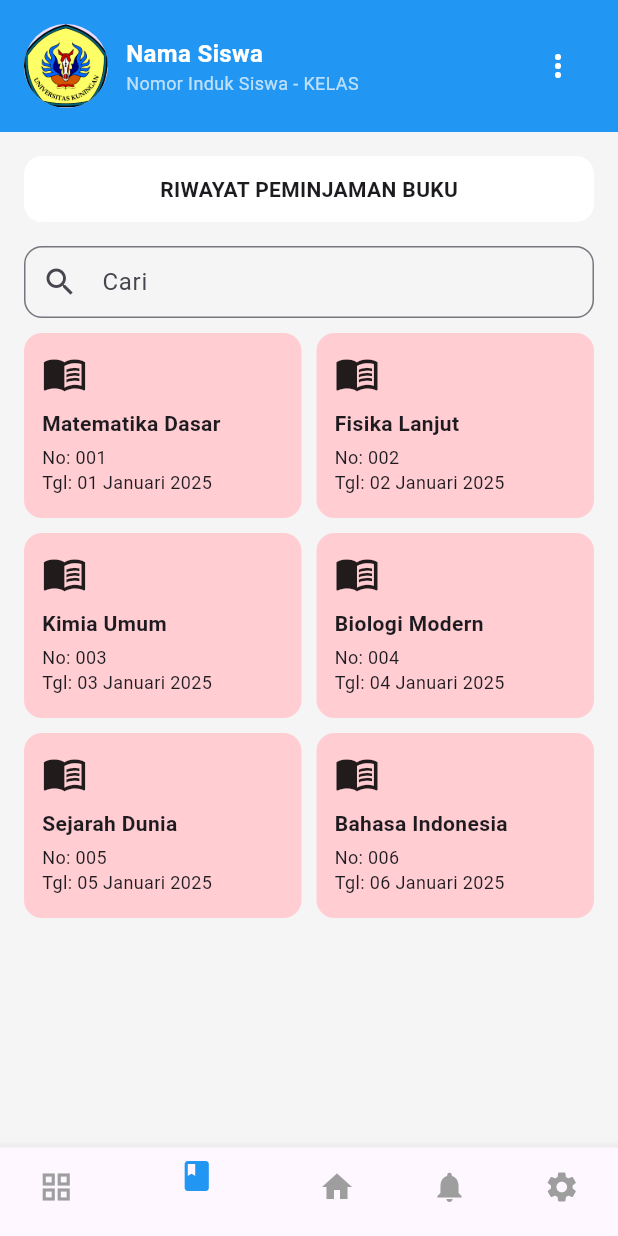
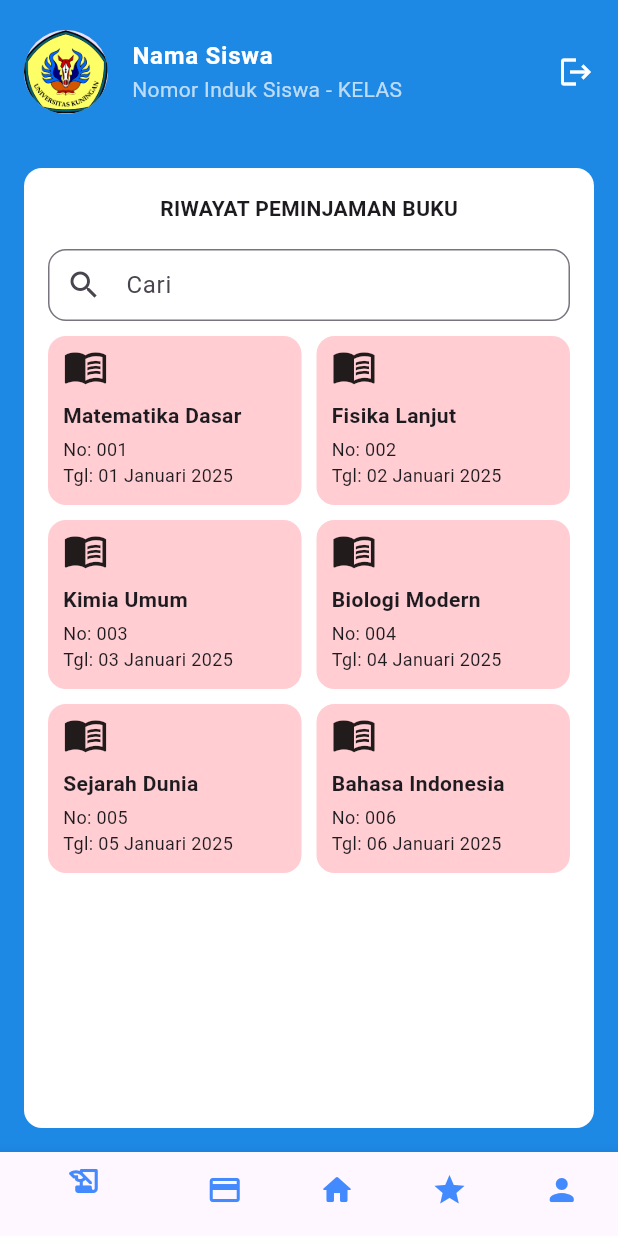
Before and after one commit to MrFatra/presensi_flutter, a Flutter app: the RiwayatPeminjamanBukuPage screen opened directly, on a phone screen of 412 x 824 dp. Run offline on Flutter 3.47's test engine with Material 3 defaults, Android fonts, the phone set to English and light mode, and no system bars; network calls fail.

Commit message:
set page permission

```diff
--- /dev/null
+++ b/lib/contant/contant_app.dart
@@ -0,0 +1,49 @@
+// constants.dart
+import 'package:flutter/material.dart';
+
+class AppColors {
+  static const present = Colors.green;
+  static const late = Colors.orange;
+  static const permission = Colors.blue;
+}
+
+class AppPadding {
+  static const pagePadding = EdgeInsets.all(16.0);
+  static const cardPadding = EdgeInsets.all(16.0);
+  static const statusBadgePadding = EdgeInsets.symmetric(horizontal: 8, vertical: 4);
+}
+
+class AppSizes {
+  static const small = 4.0;
+  static const smedium = 8.0;
+  static const medium = 16.0;
+  static const large = 24.0;
+  static const xLarge = 32.0;
+}
+
+class AppTextStyles {
+  static const TextStyle headerTitle = TextStyle(
+    fontSize: 20,
+    fontWeight: FontWeight.bold,
+  );
+
+  static const TextStyle headerSubtitle = TextStyle(
+    fontSize: 16,
+    color: Colors.grey,
+  );
+
+  static const TextStyle sectionTitle = TextStyle(
+    fontSize: 18,
+    fontWeight: FontWeight.bold,
+  );
+
+  static const TextStyle bodyText = TextStyle(
+    fontSize: 16,
+  );
+
+  static const TextStyle confirmationText = TextStyle(
+    fontSize: 16,
+    fontStyle: FontStyle.italic,
+    color: Colors.green,
+  );
+}
--- a/lib/main.dart
+++ b/lib/main.dart
@@ -1,7 +1,9 @@
 import 'package:flutter/material.dart';
 import 'package:presensi_flutter_test/views/home_page.dart';
 import 'package:presensi_flutter_test/views/login_page.dart';
+import 'package:presensi_flutter_test/views/permission.dart';
 import 'package:presensi_flutter_test/views/profile_siswa.dart';
+
 void main() {
   runApp(const MyApp());
 }
@@ -12,7 +14,7 @@ class MyApp extends StatelessWidget {
   @override
   Widget build(BuildContext context) {
     return const MaterialApp(
-      home: ProfilePage(),
+      home: HomePage(),
       debugShowCheckedModeBanner: false,
     );
   }
--- a/lib/views/riwayatpeminjamanbuku.dart
+++ b/lib/views/riwayatpeminjamanbuku.dart
@@ -1,10 +1,13 @@
 import 'package:flutter/material.dart';
+import 'package:presensi_flutter_test/widgets/bottom_navbar.dart';
+import 'package:presensi_flutter_test/widgets/profil_widget.dart';
 
 class RiwayatPeminjamanBukuPage extends StatefulWidget {
   const RiwayatPeminjamanBukuPage({super.key});
 
   @override
-  State<RiwayatPeminjamanBukuPage> createState() => _RiwayatPeminjamanBukuPageState();
+  State<RiwayatPeminjamanBukuPage> createState() =>
+      _RiwayatPeminjamanBukuPageState();
 }
 
 class _RiwayatPeminjamanBukuPageState extends State<RiwayatPeminjamanBukuPage> {
@@ -20,59 +23,26 @@ class _RiwayatPeminjamanBukuPageState extends State<RiwayatPeminjamanBukuPage> {
   @override
   Widget build(BuildContext context) {
     return Scaffold(
-      backgroundColor: Colors.grey[100],
-      bottomNavigationBar: BottomNavigationBar(
-        currentIndex: 1,
-        selectedItemColor: Colors.blue,
-        unselectedItemColor: Colors.grey,
-        items: const [
-          BottomNavigationBarItem(icon: Icon(Icons.grid_view), label: ''),
-          BottomNavigationBarItem(icon: Icon(Icons.book), label: ''),
-          BottomNavigationBarItem(icon: Icon(Icons.home), label: ''),
-          BottomNavigationBarItem(icon: Icon(Icons.notifications), label: ''),
-          BottomNavigationBarItem(icon: Icon(Icons.settings), label: ''),
-        ],
-      ),
+      backgroundColor: Colors.blue.shade600,
+      bottomNavigationBar: BottomNavbar(currentIndex: 0),
       body: SafeArea(
         child: Column(
           children: [
-            // Header profil
-            Container(
-              padding: const EdgeInsets.all(16),
-              color: Colors.blue,
-              child: Row(
+            ProfileHeader(),
+            Expanded(
+                child: Container(
+              margin: EdgeInsets.all(16),
+              decoration: BoxDecoration(
+                color: Colors.white,
+                 borderRadius: BorderRadius.circular(12),
+              ),
+              child: Column(
                 children: [
-                  const CircleAvatar(
-                    radius: 28,
-                    backgroundImage: AssetImage('assets/images/gambar.png'),
-                  ),
-                  const SizedBox(width: 12),
-                  Column(
-                    crossAxisAlignment: CrossAxisAlignment.start,
-                    children: const [
-                      Text(
-                        'Nama Siswa',
-                        style: TextStyle(color: Colors.white, fontSize: 16, fontWeight: FontWeight.bold),
-                      ),
-                      Text(
-                        'Nomor Induk Siswa - KELAS',
-                        style: TextStyle(color: Colors.white70, fontSize: 12),
-                      ),
-                    ],
-                  ),
-                  const Spacer(),
-                  IconButton(
-                    icon: const Icon(Icons.more_vert, color: Colors.white),
-                    onPressed: () {},
-                  ),
-                ],
-              ),
-            ),
-
                   // Title Riwayat Peminjaman Buku
                   Container(
-              margin: const EdgeInsets.all(16),
-              padding: const EdgeInsets.symmetric(vertical: 12, horizontal: 16),
+                    margin: const EdgeInsets.all(5),
+                    padding: const EdgeInsets.symmetric(
+                        vertical: 12, horizontal: 16),
                     decoration: BoxDecoration(
                       color: Colors.white,
                       borderRadius: BorderRadius.circular(12),
@@ -106,7 +76,8 @@ class _RiwayatPeminjamanBukuPageState extends State<RiwayatPeminjamanBukuPage> {
                   Expanded(
                     child: GridView.builder(
                       padding: const EdgeInsets.symmetric(horizontal: 16),
-                gridDelegate: const SliverGridDelegateWithFixedCrossAxisCount(
+                      gridDelegate:
+                          const SliverGridDelegateWithFixedCrossAxisCount(
                         crossAxisCount: 2,
                         crossAxisSpacing: 10,
                         mainAxisSpacing: 10,
@@ -116,7 +87,7 @@ class _RiwayatPeminjamanBukuPageState extends State<RiwayatPeminjamanBukuPage> {
                       itemBuilder: (context, index) {
                         final data = riwayatBuku[index];
                         return Container(
-                    padding: const EdgeInsets.all(12),
+                          padding: const EdgeInsets.symmetric(vertical: 5, horizontal: 10),
                           decoration: BoxDecoration(
                             color: Colors.red[100],
                             borderRadius: BorderRadius.circular(12),
@@ -128,13 +99,16 @@ class _RiwayatPeminjamanBukuPageState extends State<RiwayatPeminjamanBukuPage> {
                               const SizedBox(height: 8),
                               Text(
                                 data['judul'],
-                          style: const TextStyle(fontWeight: FontWeight.bold, fontSize: 14),
+                                style: const TextStyle(
+                                    fontWeight: FontWeight.bold, fontSize: 14),
                                 maxLines: 2,
                                 overflow: TextOverflow.ellipsis,
                               ),
                               const SizedBox(height: 4),
-                        Text('No: ${data['nomor']}', style: const TextStyle(fontSize: 12)),
-                        Text('Tgl: ${data['tanggal']}', style: const TextStyle(fontSize: 12)),
+                              Text('No: ${data['nomor']}',
+                                  style: const TextStyle(fontSize: 12)),
+                              Text('Tgl: ${data['tanggal']}',
+                                  style: const TextStyle(fontSize: 12)),
                             ],
                           ),
                         );
@@ -143,6 +117,9 @@ class _RiwayatPeminjamanBukuPageState extends State<RiwayatPeminjamanBukuPage> {
                   ),
                 ],
               ),
+            ))
+          ],
+        ),
       ),
     );
   }
--- a/lib/widgets/bottom_navbar.dart
+++ b/lib/widgets/bottom_navbar.dart
@@ -2,9 +2,11 @@
 
 import 'package:flutter/material.dart';
 import 'package:presensi_flutter_test/utils/constant.dart';
+import 'package:presensi_flutter_test/views/acchievement_pages.dart';
 import 'package:presensi_flutter_test/views/home_page.dart';
 import 'package:presensi_flutter_test/views/profile_siswa.dart';
 import 'package:presensi_flutter_test/views/riwayatpeminjamanbuku.dart';
+import 'package:presensi_flutter_test/views/riwayatspp.dart';
 
 class BottomNavbar extends StatelessWidget {
   final int currentIndex;
@@ -25,9 +27,13 @@ class BottomNavbar extends StatelessWidget {
           MaterialPageRoute(
             builder: (context) {
               if (index == 0)
-                return const RiwayatPeminjamanBukuPage();
+                return  RiwayatPeminjamanBukuPage();
               else if (index == 1)
-                return const HomePage();
+                return  RiwayatSPPPage();
+              else if (index == 2)
+                return  HomePage();
+              else if (index == 3)
+                return  AcchievementPage();
               else
                 return ProfilePage();
             },
@@ -36,15 +42,23 @@ class BottomNavbar extends StatelessWidget {
       },
       items: const [
         BottomNavigationBarItem(
-          icon: Icon(Icons.history_edu_rounded),
+          icon: Icon(Icons.history_edu_rounded,  color: Colors.blueAccent,),
           label: '',
         ),
         BottomNavigationBarItem(
-          icon: Icon(Icons.home_rounded),
+          icon: Icon(Icons.payment,  color: Colors.blueAccent,),
           label: '',
         ),
         BottomNavigationBarItem(
-          icon: Icon(Icons.person_rounded),
+          icon: Icon(Icons.home_rounded,  color: Colors.blueAccent,),
+          label: '',
+        ),
+        BottomNavigationBarItem(
+          icon: Icon(Icons.star, color: Colors.blueAccent,),
+          label: '',
+        ),
+        BottomNavigationBarItem(
+          icon: Icon(Icons.person_rounded, color: Colors.blueAccent,),
           label: '',
         ),
       ],
--- /dev/null
+++ b/lib/widgets/profil_widget.dart
@@ -0,0 +1,25 @@
+import 'package:flutter/material.dart';
+
+class ProfileHeader extends StatelessWidget {
+  const ProfileHeader({super.key});
+
+  @override
+  Widget build(BuildContext context) {
+    return ListTile(
+      contentPadding: const EdgeInsets.symmetric(horizontal: 16, vertical: 12),
+      leading: const CircleAvatar(
+        radius: 28,
+        backgroundImage: AssetImage('assets/images/gambar.png'),
+      ),
+      title: const Text(
+        'Nama Siswa',
+        style: TextStyle(color: Colors.white, fontWeight: FontWeight.bold),
+      ),
+      subtitle: const Text(
+        'Nomor Induk Siswa - KELAS',
+        style: TextStyle(color: Colors.white70),
+      ),
+      trailing: const Icon(Icons.logout, color: Colors.white),
+    );
+  }
+}
--- a/pubspec.yaml
+++ b/pubspec.yaml
@@ -38,6 +38,8 @@ dependencies:
   syncfusion_flutter_maps: ^29.1.35
   http: ^1.3.0
   shared_preferences: ^2.5.3
+  intl: ^0.19.0
+
 
 dev_dependencies:
   flutter_test:
```
Also changed, not shown: lib/views/acchievement_pages.dart (added, +16 -0 lines), lib/views/home_page.dart (+5 -2 lines), lib/views/permission.dart (added, +34 -0 lines), lib/views/profile_siswa.dart (+2 -12 lines), lib/views/riwayatspp.dart (+2 -12 lines), lib/widgets/permisions/form_permission.dart (added, +107 -0 lines), pubspec.lock, 126 other files. Lines whose indentation alone changed are shown as unchanged.
